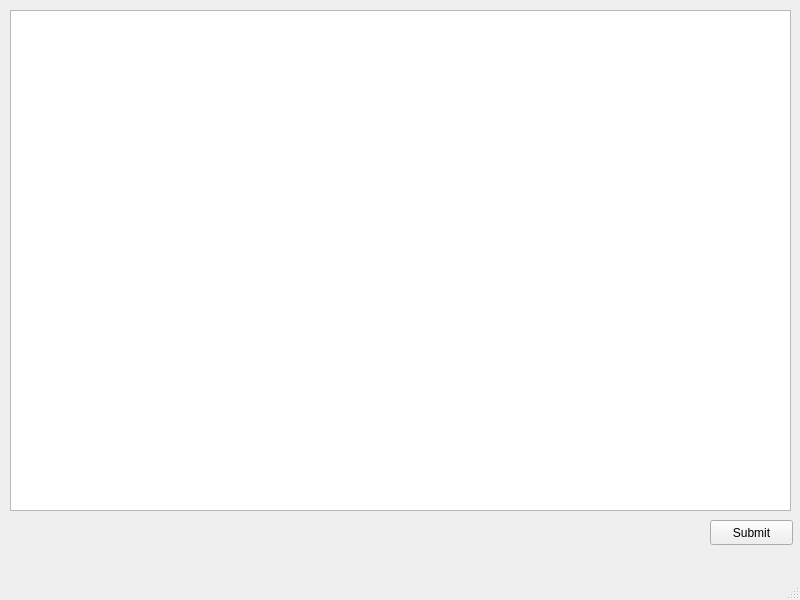
Before: the Qt Designer form mainwindow.ui in hakankhan/team28comp3004, drawn with Qt 5.
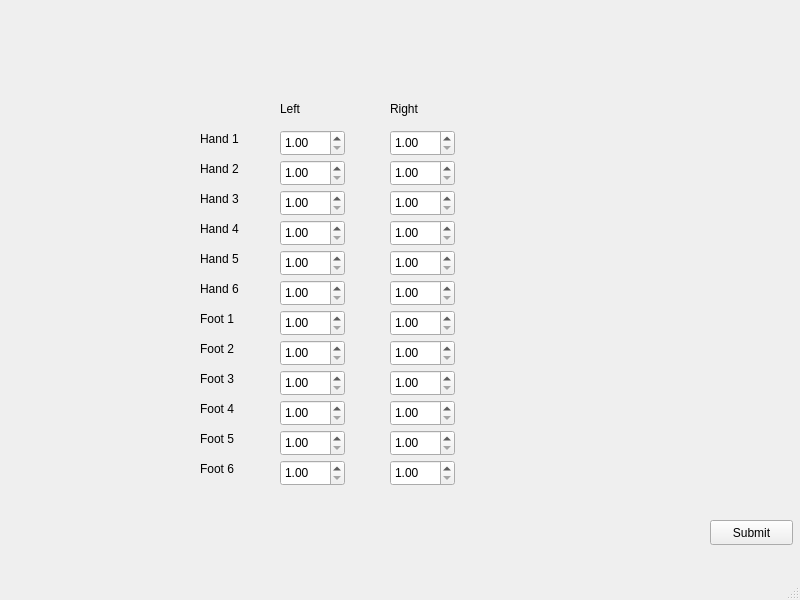
After: the same form once the commit is applied. The open tabs and pages were chosen to show the change.

Commit message: made many boxes for scan

The edit to the form file:
```diff
--- a/mainwindow.ui
+++ b/mainwindow.ui
@@ -573,14 +573,570 @@
        <string>Submit</string>
       </property>
      </widget>
-     <widget class="QTableView" name="tableView">
+     <widget class="QDoubleSpinBox" name="LH1_box">
       <property name="geometry">
        <rect>
-        <x>10</x>
-        <y>10</y>
-        <width>781</width>
-        <height>501</height>
+        <x>280</x>
+        <y>130</y>
+        <width>65</width>
+        <height>26</height>
        </rect>
+      </property>
+      <property name="minimum">
+       <double>1.000000000000000</double>
+      </property>
+      <property name="maximum">
+       <double>12.000000000000000</double>
+      </property>
+     </widget>
+     <widget class="QDoubleSpinBox" name="LH2_box">
+      <property name="geometry">
+       <rect>
+        <x>280</x>
+        <y>160</y>
+        <width>65</width>
+        <height>26</height>
+       </rect>
+      </property>
+      <property name="minimum">
+       <double>1.000000000000000</double>
+      </property>
+      <property name="maximum">
+       <double>12.000000000000000</double>
+      </property>
+     </widget>
+     <widget class="QDoubleSpinBox" name="LH4_box">
+      <property name="geometry">
+       <rect>
+        <x>280</x>
+        <y>220</y>
+        <width>65</width>
+        <height>26</height>
+       </rect>
+      </property>
+      <property name="minimum">
+       <double>1.000000000000000</double>
+      </property>
+      <property name="maximum">
+       <double>12.000000000000000</double>
+      </property>
+     </widget>
+     <widget class="QDoubleSpinBox" name="LH3_box">
+      <property name="geometry">
+       <rect>
+        <x>280</x>
+        <y>190</y>
+        <width>65</width>
+        <height>26</height>
+       </rect>
+      </property>
+      <property name="minimum">
+       <double>1.000000000000000</double>
+      </property>
+      <property name="maximum">
+       <double>12.000000000000000</double>
+      </property>
+     </widget>
+     <widget class="QDoubleSpinBox" name="LH5_box">
+      <property name="geometry">
+       <rect>
+        <x>280</x>
+        <y>250</y>
+        <width>65</width>
+        <height>26</height>
+       </rect>
+      </property>
+      <property name="minimum">
+       <double>1.000000000000000</double>
+      </property>
+      <property name="maximum">
+       <double>12.000000000000000</double>
+      </property>
+     </widget>
+     <widget class="QDoubleSpinBox" name="LH6_box">
+      <property name="geometry">
+       <rect>
+        <x>280</x>
+        <y>280</y>
+        <width>65</width>
+        <height>26</height>
+       </rect>
+      </property>
+      <property name="minimum">
+       <double>1.000000000000000</double>
+      </property>
+      <property name="maximum">
+       <double>12.000000000000000</double>
+      </property>
+     </widget>
+     <widget class="QDoubleSpinBox" name="LF2_box">
+      <property name="geometry">
+       <rect>
+        <x>280</x>
+        <y>340</y>
+        <width>65</width>
+        <height>26</height>
+       </rect>
+      </property>
+      <property name="minimum">
+       <double>1.000000000000000</double>
+      </property>
+      <property name="maximum">
+       <double>12.000000000000000</double>
+      </property>
+     </widget>
+     <widget class="QDoubleSpinBox" name="LF1_box">
+      <property name="geometry">
+       <rect>
+        <x>280</x>
+        <y>310</y>
+        <width>65</width>
+        <height>26</height>
+       </rect>
+      </property>
+      <property name="minimum">
+       <double>1.000000000000000</double>
+      </property>
+      <property name="maximum">
+       <double>12.000000000000000</double>
+      </property>
+     </widget>
+     <widget class="QDoubleSpinBox" name="RH1_box">
+      <property name="geometry">
+       <rect>
+        <x>390</x>
+        <y>130</y>
+        <width>65</width>
+        <height>26</height>
+       </rect>
+      </property>
+      <property name="minimum">
+       <double>1.000000000000000</double>
+      </property>
+      <property name="maximum">
+       <double>12.000000000000000</double>
+      </property>
+     </widget>
+     <widget class="QDoubleSpinBox" name="LF3_box">
+      <property name="geometry">
+       <rect>
+        <x>280</x>
+        <y>370</y>
+        <width>65</width>
+        <height>26</height>
+       </rect>
+      </property>
+      <property name="minimum">
+       <double>1.000000000000000</double>
+      </property>
+      <property name="maximum">
+       <double>12.000000000000000</double>
+      </property>
+     </widget>
+     <widget class="QDoubleSpinBox" name="RH2_box">
+      <property name="geometry">
+       <rect>
+        <x>390</x>
+        <y>160</y>
+        <width>65</width>
+        <height>26</height>
+       </rect>
+      </property>
+      <property name="minimum">
+       <double>1.000000000000000</double>
+      </property>
+      <property name="maximum">
+       <double>12.000000000000000</double>
+      </property>
+     </widget>
+     <widget class="QDoubleSpinBox" name="RH3_box">
+      <property name="geometry">
+       <rect>
+        <x>390</x>
+        <y>190</y>
+        <width>65</width>
+        <height>26</height>
+       </rect>
+      </property>
+      <property name="minimum">
+       <double>1.000000000000000</double>
+      </property>
+      <property name="maximum">
+       <double>12.000000000000000</double>
+      </property>
+     </widget>
+     <widget class="QDoubleSpinBox" name="RH5_box">
+      <property name="geometry">
+       <rect>
+        <x>390</x>
+        <y>250</y>
+        <width>65</width>
+        <height>26</height>
+       </rect>
+      </property>
+      <property name="minimum">
+       <double>1.000000000000000</double>
+      </property>
+      <property name="maximum">
+       <double>12.000000000000000</double>
+      </property>
+     </widget>
+     <widget class="QDoubleSpinBox" name="RH4_box">
+      <property name="geometry">
+       <rect>
+        <x>390</x>
+        <y>220</y>
+        <width>65</width>
+        <height>26</height>
+       </rect>
+      </property>
+      <property name="minimum">
+       <double>1.000000000000000</double>
+      </property>
+      <property name="maximum">
+       <double>12.000000000000000</double>
+      </property>
+     </widget>
+     <widget class="QDoubleSpinBox" name="RF1_box">
+      <property name="geometry">
+       <rect>
+        <x>390</x>
+        <y>310</y>
+        <width>65</width>
+        <height>26</height>
+       </rect>
+      </property>
+      <property name="minimum">
+       <double>1.000000000000000</double>
+      </property>
+      <property name="maximum">
+       <double>12.000000000000000</double>
+      </property>
+     </widget>
+     <widget class="QDoubleSpinBox" name="RH6_box">
+      <property name="geometry">
+       <rect>
+        <x>390</x>
+        <y>280</y>
+        <width>65</width>
+        <height>26</height>
+       </rect>
+      </property>
+      <property name="minimum">
+       <double>1.000000000000000</double>
+      </property>
+      <property name="maximum">
+       <double>12.000000000000000</double>
+      </property>
+     </widget>
+     <widget class="QDoubleSpinBox" name="RF3_box">
+      <property name="geometry">
+       <rect>
+        <x>390</x>
+        <y>370</y>
+        <width>65</width>
+        <height>26</height>
+       </rect>
+      </property>
+      <property name="minimum">
+       <double>1.000000000000000</double>
+      </property>
+      <property name="maximum">
+       <double>12.000000000000000</double>
+      </property>
+     </widget>
+     <widget class="QDoubleSpinBox" name="RF2_box">
+      <property name="geometry">
+       <rect>
+        <x>390</x>
+        <y>340</y>
+        <width>65</width>
+        <height>26</height>
+       </rect>
+      </property>
+      <property name="minimum">
+       <double>1.000000000000000</double>
+      </property>
+      <property name="maximum">
+       <double>12.000000000000000</double>
+      </property>
+     </widget>
+     <widget class="QLabel" name="label_15">
+      <property name="geometry">
+       <rect>
+        <x>280</x>
+        <y>100</y>
+        <width>62</width>
+        <height>17</height>
+       </rect>
+      </property>
+      <property name="text">
+       <string>Left</string>
+      </property>
+     </widget>
+     <widget class="QLabel" name="label_16">
+      <property name="geometry">
+       <rect>
+        <x>390</x>
+        <y>100</y>
+        <width>62</width>
+        <height>17</height>
+       </rect>
+      </property>
+      <property name="text">
+       <string>Right</string>
+      </property>
+     </widget>
+     <widget class="QLabel" name="label_17">
+      <property name="geometry">
+       <rect>
+        <x>200</x>
+        <y>130</y>
+        <width>62</width>
+        <height>17</height>
+       </rect>
+      </property>
+      <property name="text">
+       <string>Hand 1</string>
+      </property>
+     </widget>
+     <widget class="QLabel" name="label_18">
+      <property name="geometry">
+       <rect>
+        <x>200</x>
+        <y>160</y>
+        <width>62</width>
+        <height>17</height>
+       </rect>
+      </property>
+      <property name="text">
+       <string>Hand 2</string>
+      </property>
+     </widget>
+     <widget class="QLabel" name="label_19">
+      <property name="geometry">
+       <rect>
+        <x>200</x>
+        <y>190</y>
+        <width>62</width>
+        <height>17</height>
+       </rect>
+      </property>
+      <property name="text">
+       <string>Hand 3</string>
+      </property>
+     </widget>
+     <widget class="QLabel" name="label_20">
+      <property name="geometry">
+       <rect>
+        <x>200</x>
+        <y>220</y>
+        <width>62</width>
+        <height>17</height>
+       </rect>
+      </property>
+      <property name="text">
+       <string>Hand 4</string>
+      </property>
+     </widget>
+     <widget class="QLabel" name="label_21">
+      <property name="geometry">
+       <rect>
+        <x>200</x>
+        <y>250</y>
+        <width>62</width>
+        <height>17</height>
+       </rect>
+      </property>
+      <property name="text">
+       <string>Hand 5</string>
+      </property>
+     </widget>
+     <widget class="QLabel" name="label_22">
+      <property name="geometry">
+       <rect>
+        <x>200</x>
+        <y>280</y>
+        <width>62</width>
+        <height>17</height>
+       </rect>
+      </property>
+      <property name="text">
+       <string>Hand 6</string>
+      </property>
+     </widget>
+     <widget class="QLabel" name="label_23">
+      <property name="geometry">
+       <rect>
+        <x>200</x>
+        <y>310</y>
+        <width>62</width>
+        <height>17</height>
+       </rect>
+      </property>
+      <property name="text">
+       <string>Foot 1</string>
+      </property>
+     </widget>
+     <widget class="QLabel" name="label_24">
+      <property name="geometry">
+       <rect>
+        <x>200</x>
+        <y>340</y>
+        <width>62</width>
+        <height>17</height>
+       </rect>
+      </property>
+      <property name="text">
+       <string>Foot 2</string>
+      </property>
+     </widget>
+     <widget class="QLabel" name="label_25">
+      <property name="geometry">
+       <rect>
+        <x>200</x>
+        <y>370</y>
+        <width>62</width>
+        <height>17</height>
+       </rect>
+      </property>
+      <property name="text">
+       <string>Foot 3</string>
+      </property>
+     </widget>
+     <widget class="QDoubleSpinBox" name="RF5_box">
+      <property name="geometry">
+       <rect>
+        <x>390</x>
+        <y>430</y>
+        <width>65</width>
+        <height>26</height>
+       </rect>
+      </property>
+      <property name="minimum">
+       <double>1.000000000000000</double>
+      </property>
+      <property name="maximum">
+       <double>12.000000000000000</double>
+      </property>
+     </widget>
+     <widget class="QDoubleSpinBox" name="LF4_box">
+      <property name="geometry">
+       <rect>
+        <x>280</x>
+        <y>400</y>
+        <width>65</width>
+        <height>26</height>
+       </rect>
+      </property>
+      <property name="minimum">
+       <double>1.000000000000000</double>
+      </property>
+      <property name="maximum">
+       <double>12.000000000000000</double>
+      </property>
+     </widget>
+     <widget class="QDoubleSpinBox" name="LF6_box">
+      <property name="geometry">
+       <rect>
+        <x>280</x>
+        <y>460</y>
+        <width>65</width>
+        <height>26</height>
+       </rect>
+      </property>
+      <property name="minimum">
+       <double>1.000000000000000</double>
+      </property>
+      <property name="maximum">
+       <double>12.000000000000000</double>
+      </property>
+     </widget>
+     <widget class="QLabel" name="label_26">
+      <property name="geometry">
+       <rect>
+        <x>200</x>
+        <y>430</y>
+        <width>62</width>
+        <height>17</height>
+       </rect>
+      </property>
+      <property name="text">
+       <string>Foot 5</string>
+      </property>
+     </widget>
+     <widget class="QDoubleSpinBox" name="LF5_box">
+      <property name="geometry">
+       <rect>
+        <x>280</x>
+        <y>430</y>
+        <width>65</width>
+        <height>26</height>
+       </rect>
+      </property>
+      <property name="minimum">
+       <double>1.000000000000000</double>
+      </property>
+      <property name="maximum">
+       <double>12.000000000000000</double>
+      </property>
+     </widget>
+     <widget class="QDoubleSpinBox" name="RF4_box">
+      <property name="geometry">
+       <rect>
+        <x>390</x>
+        <y>400</y>
+        <width>65</width>
+        <height>26</height>
+       </rect>
+      </property>
+      <property name="minimum">
+       <double>1.000000000000000</double>
+      </property>
+      <property name="maximum">
+       <double>12.000000000000000</double>
+      </property>
+     </widget>
+     <widget class="QLabel" name="label_27">
+      <property name="geometry">
+       <rect>
+        <x>200</x>
+        <y>460</y>
+        <width>62</width>
+        <height>17</height>
+       </rect>
+      </property>
+      <property name="text">
+       <string>Foot 6</string>
+      </property>
+     </widget>
+     <widget class="QLabel" name="label_28">
+      <property name="geometry">
+       <rect>
+        <x>200</x>
+        <y>400</y>
+        <width>62</width>
+        <height>17</height>
+       </rect>
+      </property>
+      <property name="text">
+       <string>Foot 4</string>
+      </property>
+     </widget>
+     <widget class="QDoubleSpinBox" name="RF6_box">
+      <property name="geometry">
+       <rect>
+        <x>390</x>
+        <y>460</y>
+        <width>65</width>
+        <height>26</height>
+       </rect>
+      </property>
+      <property name="minimum">
+       <double>1.000000000000000</double>
+      </property>
+      <property name="maximum">
+       <double>12.000000000000000</double>
       </property>
      </widget>
     </widget>
```
Left out of the diff: 2 changed lines with no effect on the pictures. The commit also changes 1 other file.
